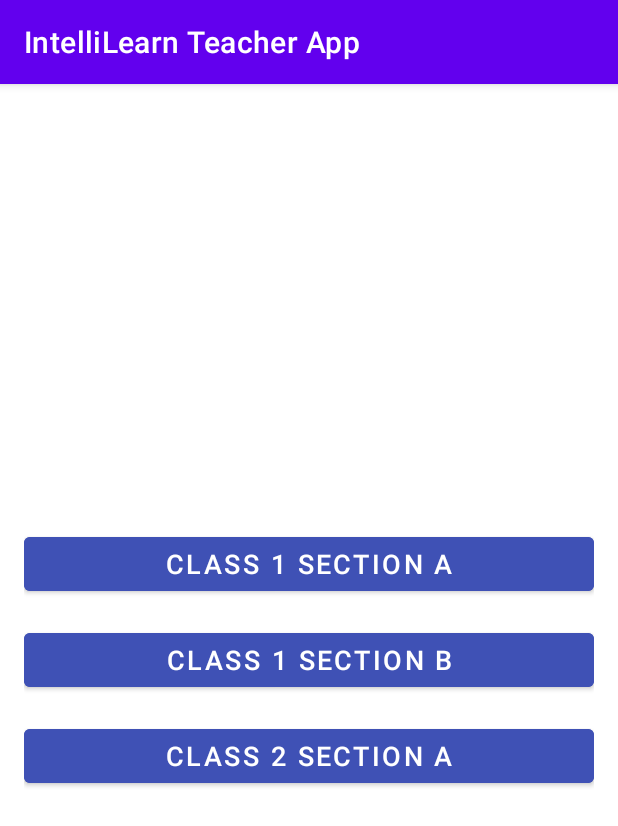
After one commit to sxhkhsm/ILStudentApp, an Android app: the SelectClassForPerformanceActivity screen opened directly, with no data from a screen before it, on a phone screen of 412 x 824 dp. The commit adds this screen. Shown: the top 826 px of the screen. Run offline under Robolectric (Android 15) with nearby library versions, the phone set to English and light mode, and no system bars.

Commit message:
initial commit

```diff
--- a/app/src/main/AndroidManifest.xml
+++ b/app/src/main/AndroidManifest.xml
@@ -17,8 +17,16 @@
         android:usesCleartextTraffic="true"
         tools:targetApi="31">
         <activity
+            android:name=".SelectClassForPerformanceActivity"
+            android:exported="false">
+            <meta-data
+                android:name="android.app.lib_name"
+                android:value="" />
+        </activity>
+        <activity
             android:name=".LoginActivity"
             android:exported="true">
+
             <!-- Copy the intent filter to any activity that you want to make starting activity, and set exportd = true -->
 
             <intent-filter>
--- a/app/src/main/java/com/example/intellilearnteacherapp/NavigationScreenActivity.kt
+++ b/app/src/main/java/com/example/intellilearnteacherapp/NavigationScreenActivity.kt
@@ -27,6 +27,12 @@ class NavigationScreenActivity : AppCompatActivity() {
 
         }
 
+        btnShowClassPerformance.setOnClickListener{
+
+            val intent = Intent(this, LoginActivity::class.java)
+            startActivity(intent)
+
+        }
 
     }
 
--- /dev/null
+++ b/app/src/main/java/com/example/intellilearnteacherapp/SelectClassForPerformanceActivity.kt
@@ -0,0 +1,12 @@
+package com.example.intellilearnteacherapp
+
+import androidx.appcompat.app.AppCompatActivity
+import android.os.Bundle
+
+//an activity to let the teacher choose the class for checking the performance
+class SelectClassForPerformanceActivity : AppCompatActivity() {
+    override fun onCreate(savedInstanceState: Bundle?) {
+        super.onCreate(savedInstanceState)
+        setContentView(R.layout.activity_select_performance_type)
+    }
+}
--- /dev/null
+++ b/app/src/main/res/layout/activity_select_performance_type.xml
@@ -0,0 +1,41 @@
+<?xml version="1.0" encoding="utf-8"?>
+<LinearLayout xmlns:android="http://schemas.android.com/apk/res/android"
+    xmlns:app="http://schemas.android.com/apk/res-auto"
+    xmlns:tools="http://schemas.android.com/tools"
+    android:layout_width="match_parent"
+    android:layout_height="match_parent"
+    android:gravity="center"
+    android:orientation="vertical"
+    android:padding="16dp"
+    tools:context=".SelectClassForPerformanceActivity">
+
+    <Button
+        android:id="@+id/btnClass1SectionA"
+        android:layout_width="match_parent"
+        android:layout_height="wrap_content"
+        android:layout_marginBottom="16dp"
+        android:backgroundTint="@color/button_background_color"
+        android:text="Class 1 section A"
+        android:textColor="@android:color/white"
+        android:textSize="18sp" />
+
+    <Button
+        android:id="@+id/btnClass1SectionB"
+        android:layout_width="match_parent"
+        android:layout_height="wrap_content"
+        android:layout_marginBottom="16dp"
+        android:backgroundTint="@color/button_background_color"
+        android:text="Class 1 section B"
+        android:textColor="@android:color/white"
+        android:textSize="18sp" />
+
+    <Button
+        android:id="@+id/btnClass2SectionA"
+        android:layout_width="match_parent"
+        android:layout_height="wrap_content"
+        android:backgroundTint="@color/button_background_color"
+        android:text="Class 2 Section A"
+        android:textColor="@android:color/white"
+        android:textSize="18sp" />
+
+</LinearLayout>
```
Also changed, not shown: 2 other files.
